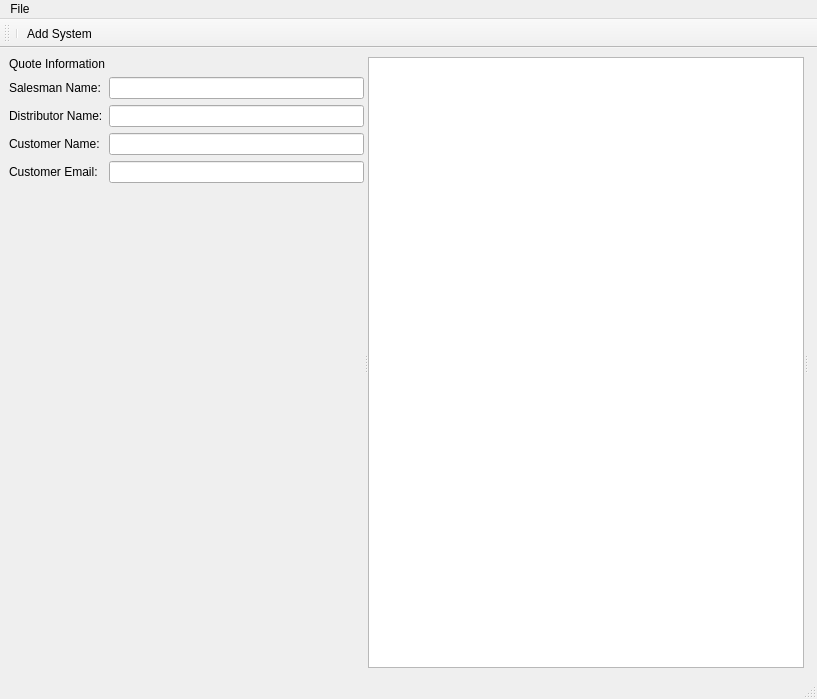
Before: the Qt Designer form resources/main_view.ui in wjmgreen/conveyorQuoter, drawn with Qt 5.
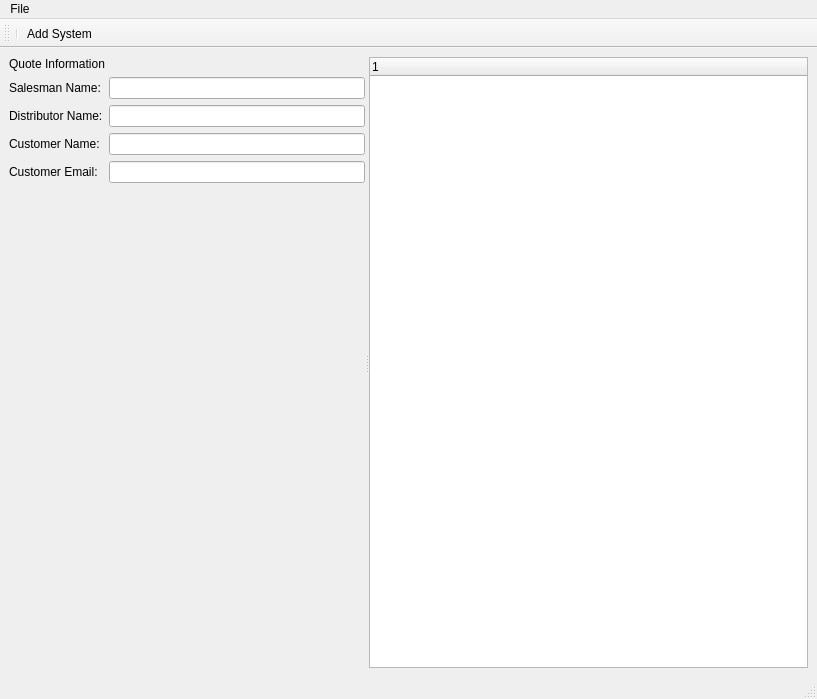
After: the same form once the commit is applied.

The edit to the form file:
```diff
--- a/resources/main_view.ui
+++ b/resources/main_view.ui
@@ -14,13 +14,13 @@
    <string>ACSI Game Changer</string>
   </property>
   <widget class="QWidget" name="centralwidget">
-   <layout class="QVBoxLayout" name="verticalLayout_2">
+   <layout class="QVBoxLayout" name="verticalLayout">
     <item>
      <widget class="QSplitter" name="splitter">
       <property name="orientation">
        <enum>Qt::Horizontal</enum>
       </property>
-      <widget class="QWidget" name="">
+      <widget class="QWidget" name="layoutWidget">
        <layout class="QVBoxLayout" name="quoteInfoLayout">
         <item>
          <widget class="QLabel" name="label">
@@ -88,9 +88,12 @@
         </item>
        </layout>
       </widget>
-      <widget class="QTreeView" name="treeView"/>
-      <widget class="QWidget" name="widget" native="true">
-       <layout class="QVBoxLayout" name="verticalLayout"/>
+      <widget class="QTreeWidget" name="treeWidget">
+       <column>
+        <property name="text">
+         <string notr="true">1</string>
+        </property>
+       </column>
       </widget>
      </widget>
     </item>
```
